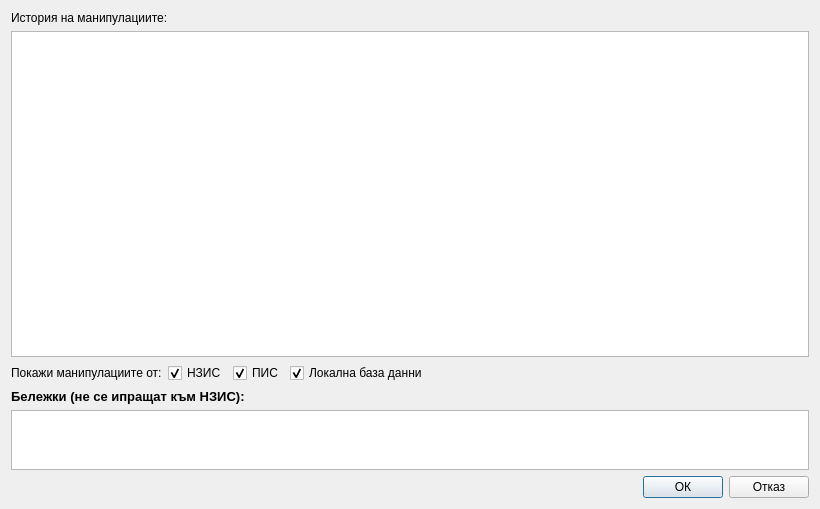
Above: src/View/Widgets/DetailedStatus.ui from thefinalcutbg/DinoDent before the change. Below: the same form after it.
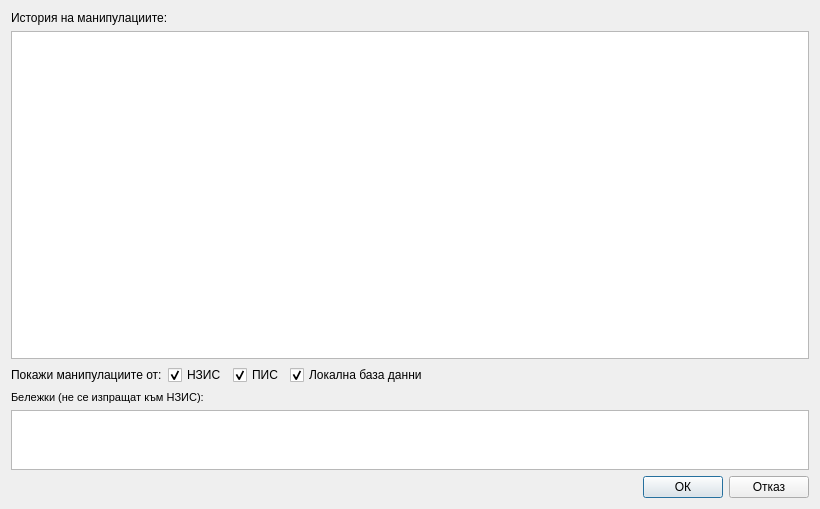
That is the form after the change.

What changed in the file:
```diff
--- a/src/View/Widgets/DetailedStatus.ui
+++ b/src/View/Widgets/DetailedStatus.ui
@@ -117,13 +117,13 @@
      <property name="font">
       <font>
        <family>Segoe UI</family>
-       <pointsize>10</pointsize>
-       <bold>true</bold>
+       <pointsize>8</pointsize>
+       <bold>false</bold>
        <kerning>false</kerning>
       </font>
      </property>
      <property name="text">
-      <string>Бележки (не се ипращат към НЗИС):</string>
+      <string>Бележки (не се изпращат към НЗИС):</string>
      </property>
      <property name="textFormat">
       <enum>Qt::PlainText</enum>
```
